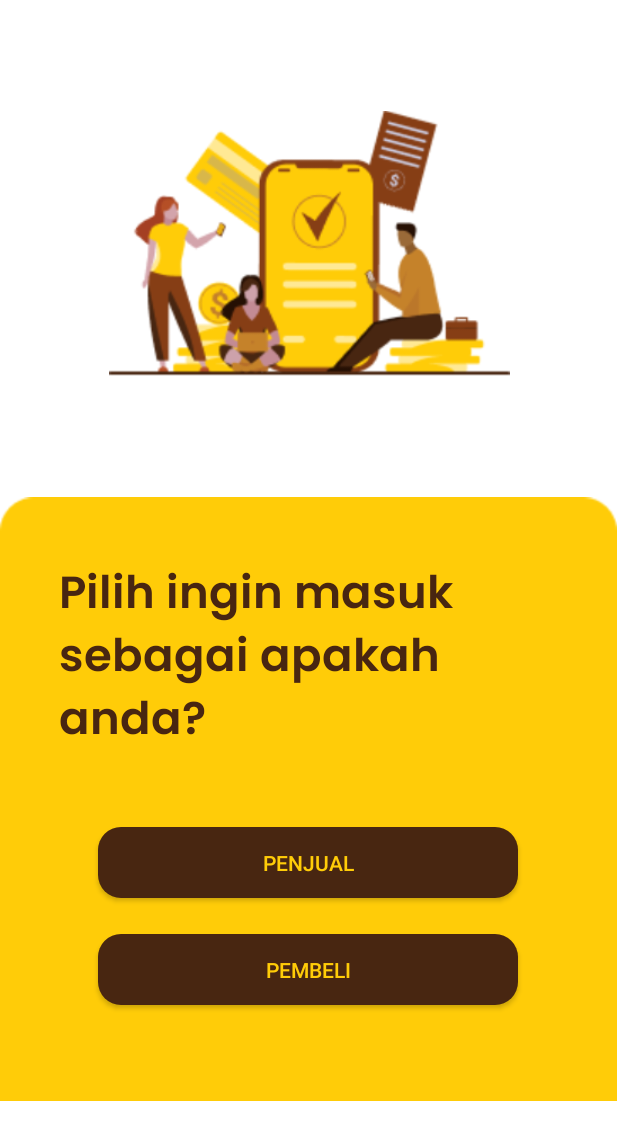
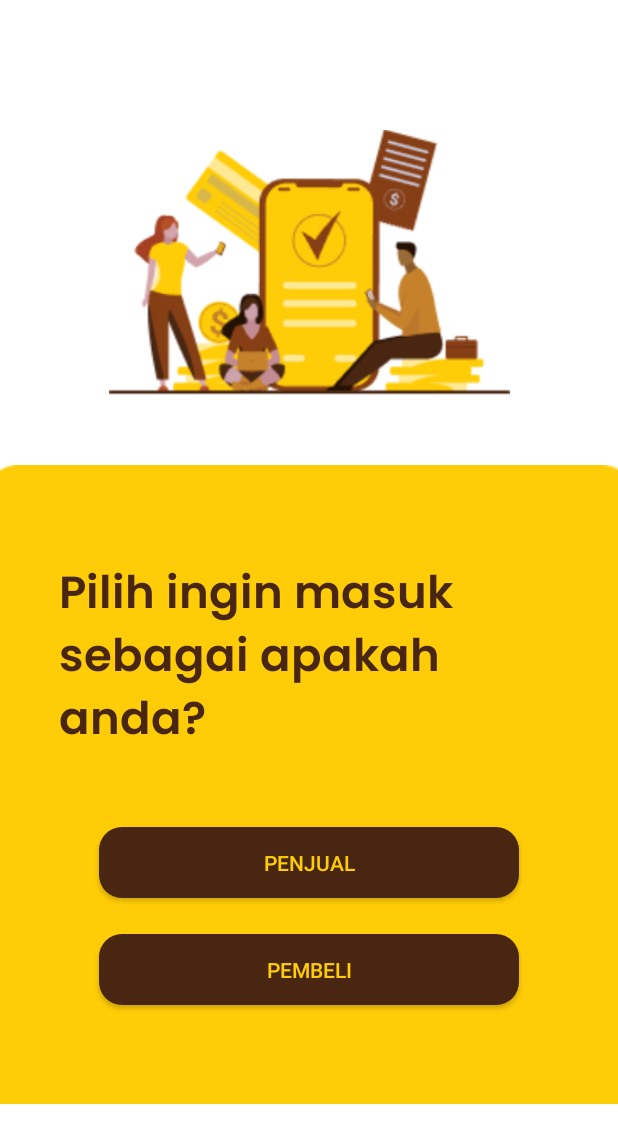
Before and after one commit to reyhanyogs/Satu.in, an Android app: the layout activity_getting_started2.xml on its own in the app's theme, with its tools: preview values and no code run, on a phone screen of 412 x 824 dp. Shown: the top 1143 px of the screen. Run offline under Robolectric (Android 15) with nearby library versions, the phone set to English and light mode, and no system bars; Roboto replaces fonts that are not available here.

Commit message:
Add Scroll view

```diff
--- a/app/src/main/res/layout/activity_getting_started2.xml
+++ b/app/src/main/res/layout/activity_getting_started2.xml
@@ -1,18 +1,23 @@
 <?xml version="1.0" encoding="utf-8"?>
-<androidx.constraintlayout.widget.ConstraintLayout xmlns:android="http://schemas.android.com/apk/res/android"
+<ScrollView xmlns:android="http://schemas.android.com/apk/res/android"
     xmlns:app="http://schemas.android.com/apk/res-auto"
     xmlns:tools="http://schemas.android.com/tools"
     android:layout_width="match_parent"
     android:layout_height="match_parent"
     tools:context=".GettingStarted2">
 
+    <androidx.constraintlayout.widget.ConstraintLayout
+        android:layout_width="match_parent"
+        android:layout_height="match_parent">
+
+
         <ImageView
             android:id="@+id/imageView3"
-        android:layout_width="411dp"
-        android:layout_height="409dp"
-        android:layout_marginTop="328dp"
+            android:layout_width="436dp"
+            android:layout_height="446dp"
+            android:layout_marginTop="300dp"
             app:layout_constraintEnd_toEndOf="parent"
-        app:layout_constraintHorizontal_bias="0.0"
+            app:layout_constraintHorizontal_bias="0.52"
             app:layout_constraintStart_toStartOf="parent"
             app:layout_constraintTop_toTopOf="parent"
             app:srcCompat="@drawable/bggs2" />
@@ -30,7 +35,6 @@
             android:text="@string/getStartedSeller"
             android:textColor="#FFCC08"
             app:layout_constraintEnd_toEndOf="parent"
-        app:layout_constraintHorizontal_bias="0.49"
             app:layout_constraintStart_toStartOf="parent"
             app:layout_constraintTop_toBottomOf="@+id/textView2" />
 
@@ -47,7 +51,6 @@
             android:text="@string/getStartedBuyer"
             android:textColor="#FFCC08"
             app:layout_constraintEnd_toEndOf="parent"
-        app:layout_constraintHorizontal_bias="0.49"
             app:layout_constraintStart_toStartOf="parent"
             app:layout_constraintTop_toBottomOf="@+id/penjualButton" />
 
@@ -58,8 +61,8 @@
             android:layout_marginTop="372dp"
             android:fontFamily="@font/poppins_semibold"
             android:text="@string/getStarted2"
+            android:textColor="@color/Brown2"
             android:textSize="30sp"
-        android:textColor="@color/Brown2"
             app:layout_constraintEnd_toEndOf="parent"
             app:layout_constraintStart_toStartOf="parent"
             app:layout_constraintTop_toTopOf="parent" />
@@ -68,11 +71,14 @@
             android:id="@+id/imageView4"
             android:layout_width="267dp"
             android:layout_height="186dp"
+            android:layout_marginTop="61dp"
+            android:layout_marginBottom="423dp"
             app:layout_constraintBottom_toBottomOf="parent"
             app:layout_constraintEnd_toEndOf="parent"
             app:layout_constraintStart_toStartOf="parent"
             app:layout_constraintTop_toTopOf="parent"
-        app:layout_constraintVertical_bias="0.109"
+            app:layout_constraintVertical_bias="0.276"
             app:srcCompat="@drawable/icongs2" />
 
     </androidx.constraintlayout.widget.ConstraintLayout>
+</ScrollView>
--- a/app/src/main/res/layout/activity_login.xml
+++ b/app/src/main/res/layout/activity_login.xml
@@ -15,6 +15,7 @@
         android:background="@drawable/bglogin"
         app:layout_constraintBottom_toBottomOf="parent"
         app:layout_constraintEnd_toEndOf="parent"
+        app:layout_constraintHorizontal_bias="0.291"
         app:layout_constraintStart_toStartOf="parent"
         app:layout_constraintTop_toTopOf="parent" />
 
@@ -51,6 +52,7 @@
         android:textSize="30sp"
         app:layout_constraintBottom_toBottomOf="@+id/view"
         app:layout_constraintEnd_toEndOf="parent"
+        app:layout_constraintHorizontal_bias="0.497"
         app:layout_constraintStart_toStartOf="parent"
         app:layout_constraintTop_toTopOf="parent" />
 
--- a/app/src/main/res/values/themes.xml
+++ b/app/src/main/res/values/themes.xml
@@ -1,6 +1,6 @@
 <resources xmlns:tools="http://schemas.android.com/tools">
     <!-- Base application theme. -->
-    <style name="Theme.Satuin" parent="Theme.MaterialComponents.DayNight.DarkActionBar">
+    <style name="Theme.Satuin" parent="Theme.MaterialComponents.DayNight.NoActionBar">
         <!-- Primary brand color. -->
         <item name="colorPrimary">@color/white</item>
         <item name="colorPrimaryVariant">@color/purple_700</item>
```
Lines whose indentation alone changed are shown as unchanged.
